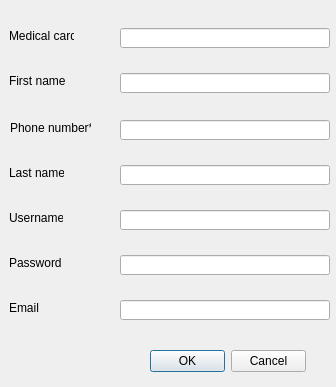
This is ui/add_user.ui in TarasRudnyk/Students_health_records as Qt 5 draws it before an edit. The edited form follows.
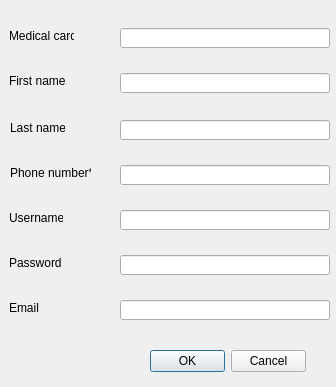
This is the edited form.

Commit message: Changed registration form.

```diff
--- a/ui/add_user.ui
+++ b/ui/add_user.ui
@@ -62,8 +62,8 @@
   <widget class="QLabel" name="label_2">
    <property name="geometry">
     <rect>
-     <x>9</x>
-     <y>165</y>
+     <x>10</x>
+     <y>120</y>
      <width>55</width>
      <height>16</height>
     </rect>
@@ -178,7 +178,7 @@
    <property name="geometry">
     <rect>
      <x>10</x>
-     <y>120</y>
+     <y>165</y>
      <width>81</width>
      <height>16</height>
     </rect>
```
Left out of the diff: 28 changed lines with no effect on the pictures. The commit also changes 1 other file.
